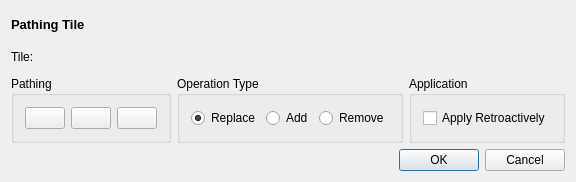
Qt form Menus/TilePather.ui (stijnherfst/HiveWE) before a commit.
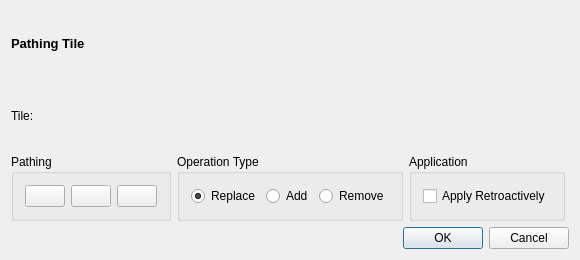
The same form after that commit. Icons and pictures are not drawn.

```diff
--- a/Menus/TilePather.ui
+++ b/Menus/TilePather.ui
@@ -9,8 +9,8 @@
    <rect>
     <x>0</x>
     <y>0</y>
-    <width>576</width>
-    <height>182</height>
+    <width>580</width>
+    <height>260</height>
    </rect>
   </property>
   <property name="windowTitle">
```
